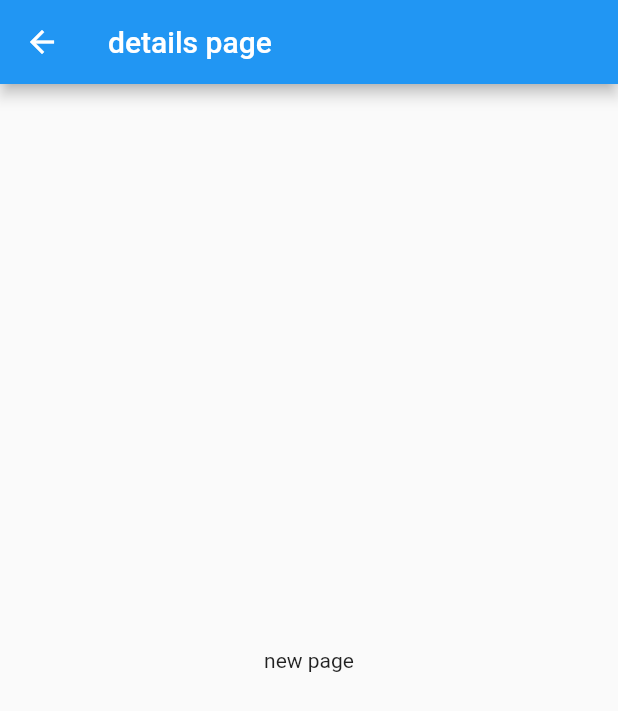
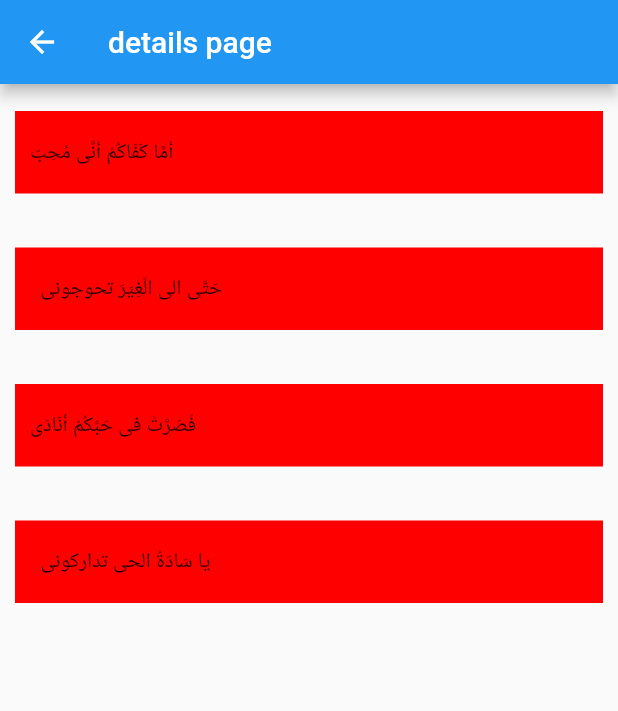
Before and after one commit to abo-elleef/elborda-flutter, a Flutter app: the screen it shows after launch, after a tap on "first poem", on a phone screen of 412 x 824 dp. Shown: the top 711 px of the screen. Run offline on Flutter 3.47's test engine with Material 2 defaults, Android fonts, the phone set to English and light mode, and no system bars; network calls fail.

Commit message:
add styles and present  default text for details page

```diff
--- a/lib/details_screen.dart
+++ b/lib/details_screen.dart
@@ -1,10 +1,98 @@
 import 'package:flutter/material.dart';
-class Details extends StatelessWidget {
+import 'package:http/http.dart' as http;
+import 'dart:convert' as convert;
+
+class Details extends StatefulWidget {
+  @override
+  State<StatefulWidget> createState() {
+    // TODO: implement createState
+    return DetailsState();
+  }
+}
+
+class DetailsState extends State<Details> {
+  List<dynamic> lines = [
+    {
+      "id": 961,
+      "body": ["أَمَّا كَفَاكُمْ أَنَّى مُحِبّ ,  حَتَّى الى الْغِيَرَ تحوجونى"]
+    },
+    {
+      "id": 962,
+      "body": ["فَصَرَّتْ فى حَبَّكُمْ أَنَادَى ,  يا سَادَةُ الحى تداركونى"]
+    }
+  ];
+  @override
+  void initState() {
+    print('before init state in details page ');
+    print(lines);
+    // getPoem();
+    super.initState();
+  }
+
+  Future<void> getPoem() async {
+    final int id = 7;
+    final String url = 'http://www.elborda.com/poems/${id}?format=json';
+    var response = await http.get(url);
+    print(convert.jsonDecode(response.body));
+    // if (response.statusCode == 200) {
+
+    List chapters =
+        convert.jsonDecode(response.body)['poem']['chapters'] as List;
+    List lines = chapters.map((chapter) {
+      return chapter['lines'];
+    }).toList();
+    // print('----------');
+    // var poemOfDay = DetailPoem.fromJson(convert.jsonDecode(response.body)['poem_of_day']);
+    print(lines);
+    setState(() {
+      lines = lines;
+    });
+
+    // } else {
+    //   print('Request failed with status: ${response.statusCode}.');
+    // }
+  }
+
   @override
   Widget build(BuildContext context) {
     return Scaffold(
-      appBar: AppBar(title: Text('details page'),),
-      body: Center(child: Text('new page'),),
+      appBar: AppBar(
+        title: Text('details page'),
+      ),
+      body: SingleChildScrollView(
+        child: Column(
+          mainAxisAlignment: MainAxisAlignment.spaceAround,
+          crossAxisAlignment: CrossAxisAlignment.stretch,
+          children: <Widget>[
+            Column(
+              textDirection: TextDirection.rtl,
+              children: lines.map((line) {
+                return Column(
+                  textDirection: TextDirection.rtl,
+                  children: <Widget>[
+                    Container(
+                        width: 500,
+                        color: Color.fromRGBO(255, 0, 0, 1),
+                        padding:
+                            EdgeInsets.symmetric(vertical: 18, horizontal: 10),
+                        margin:
+                            EdgeInsets.symmetric(vertical: 18, horizontal: 10),
+                        child: Text(line['body'][0].split(',')[0])),
+                    Container(
+                        width: 500,
+                        color: Color.fromRGBO(255, 0, 0, 1),
+                        padding:
+                            EdgeInsets.symmetric(vertical: 18, horizontal: 10),
+                        margin:
+                            EdgeInsets.symmetric(vertical: 18, horizontal: 10),
+                        child: Text(line['body'][0].split(',')[1])),
+                  ],
+                );
+              }).toList(),
+            )
+          ],
+        ),
+      ),
     );
   }
 }
--- a/lib/main.dart
+++ b/lib/main.dart
@@ -64,8 +64,6 @@ class MyAppState extends State<MyApp> {
 
   @override
   Widget build(BuildContext context) {
-    print('before fetch');
-    print('after fetch');
     return MaterialApp(
       title: 'Welcome to Flutter',
       home: Scaffold(
```
